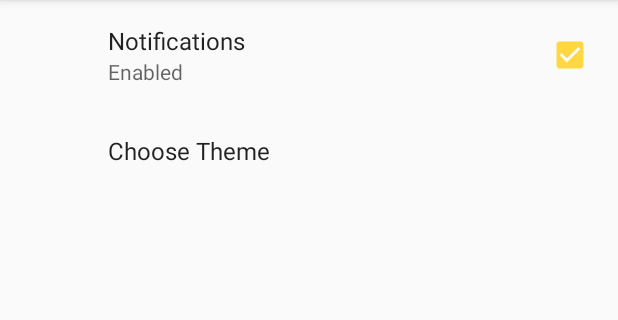
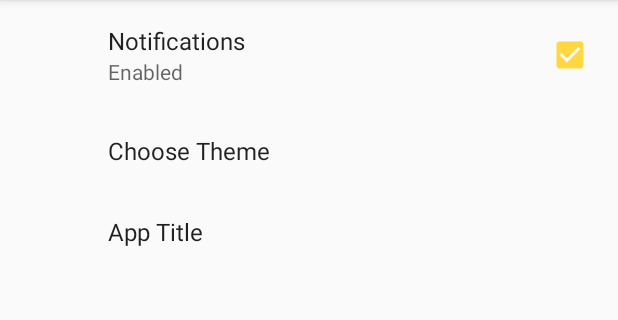
Before and after one commit to natansh25/BgTaskBulkInsert, an Android app: the screen it shows after launch (SettingsActivity), in the options menu, after a tap on "Settings", on a phone screen of 412 x 824 dp, the part 84-404 px from its top. Run offline under Robolectric (Android 15) with nearby library versions, the light colour scheme and no system bars; our stand-ins replace CircleImageView, Picasso, androidx.preference; libraries missing offline, so code that uses them is left out: android.support.test, com.facebook.stetho, com.firebase.jobdispatcher; pictures from the network do not load; 5 statements that could not run were skipped.

Commit message:
Edit text pref added !!

```diff
--- a/app/src/main/java/com/example/natan/backgroundtasks/AsyncTaskLoader/MainActivityAsyncLoader.java
+++ b/app/src/main/java/com/example/natan/backgroundtasks/AsyncTaskLoader/MainActivityAsyncLoader.java
@@ -66,7 +66,7 @@ public class MainActivityAsyncLoader extends AppCompatActivity implements Loader
     private FavAdapter mFavAdapter;
     private ProgressBar mProgressBar;
     private String URL_EXTRA = "nomac";
-    private String value;
+    private String value,edit_value;
 
     //unikely identifiny the loader !!
     public static final int CONTACT_LOADER = 25;
@@ -259,9 +259,22 @@ public class MainActivityAsyncLoader extends AppCompatActivity implements Loader
                 AppCompatDelegate.setDefaultNightMode(AppCompatDelegate.MODE_NIGHT_YES);
             }
 
+            recreate();
+        }
+        if (key.equals("edit_text_pref"))
+        {
+            String key1 = getString(R.string.edit_pref_key);
+            String def = getString(R.string.edit_pref_default);
+
+            edit_value=sharedPreferences.getString(key1,def);
+
+            setTitle(edit_value);
+
+
+
 
         }
-        recreate();
+
 
 
     }
--- a/app/src/main/res/values/strings.xml
+++ b/app/src/main/res/values/strings.xml
@@ -20,4 +20,10 @@
     <string name="list_pref_title">Choose Theme</string>
 
 
+
+    //edit text prefrence
+    <string name="edit_pref_default">BackGroundTasks</string>
+    <string name="edit_pref_key">edit_text_pref</string>
+
+
 </resources>
--- a/app/src/main/res/xml/prefrence.xml
+++ b/app/src/main/res/xml/prefrence.xml
@@ -15,4 +15,12 @@
         android:key="@string/list_pref_key"
         android:title="@string/list_pref_title" />
 
+    <EditTextPreference
+        android:defaultValue="@string/edit_pref_default"
+        android:key="@string/edit_pref_key"
+        android:selectAllOnFocus="true"
+        android:singleLine="true"
+        android:title="App Title" />
+
+
 </PreferenceScreen>
```
